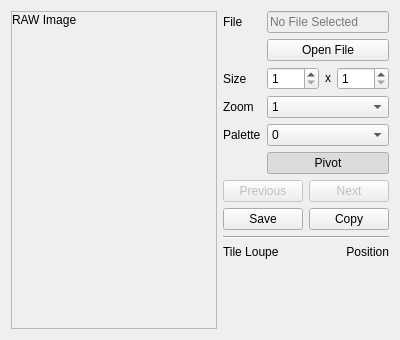
Old version of the form qt/tabraw.ui in the repository Lupinzar/gssex.
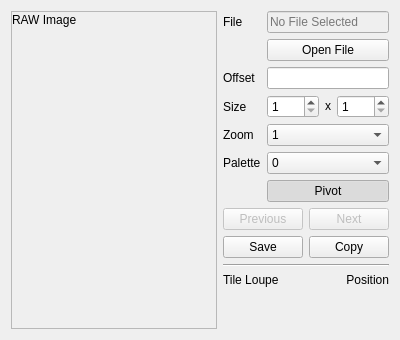
New version of the form. Icons and pictures are not drawn. Custom widgets are drawn as their Qt base class.

Commit message: Missing offset field

Patch:
```diff
--- a/qt/tabraw.ui
+++ b/qt/tabraw.ui
@@ -88,38 +88,14 @@
          </property>
         </widget>
        </item>
-       <item row="3" column="1">
-        <widget class="QComboBox" name="zoom_combo">
-         <item>
-          <property name="text">
-           <string>1</string>
-          </property>
-         </item>
-         <item>
-          <property name="text">
-           <string>2</string>
-          </property>
-         </item>
-         <item>
-          <property name="text">
-           <string>4</string>
-          </property>
-         </item>
-         <item>
-          <property name="text">
-           <string>8</string>
-          </property>
-         </item>
-        </widget>
-       </item>
        <item row="3" column="0">
-        <widget class="QLabel" name="_zoom_label">
+        <widget class="QLabel" name="_size_label">
          <property name="text">
-          <string>Zoom</string>
+          <string>Size</string>
          </property>
         </widget>
        </item>
-       <item row="2" column="1">
+       <item row="3" column="1">
         <layout class="QHBoxLayout" name="horizontalLayout">
          <item>
           <widget class="QSpinBox" name="width_spin">
@@ -150,38 +126,38 @@
          </item>
         </layout>
        </item>
-       <item row="2" column="0">
-        <widget class="QLabel" name="_size_label">
-         <property name="text">
-          <string>Size</string>
-         </property>
-        </widget>
-       </item>
-       <item row="4" column="1">
-        <widget class="QComboBox" name="pal_combo">
-         <item>
-          <property name="text">
-           <string>0</string>
-          </property>
-         </item>
-         <item>
-          <property name="text">
-           <string>1</string>
-          </property>
-         </item>
-         <item>
-          <property name="text">
-           <string>2</string>
-          </property>
-         </item>
-         <item>
-          <property name="text">
-           <string>3</string>
-          </property>
-         </item>
-        </widget>
-       </item>
        <item row="4" column="0">
+        <widget class="QLabel" name="_zoom_label">
+         <property name="text">
+          <string>Zoom</string>
+         </property>
+        </widget>
+       </item>
+       <item row="4" column="1">
+        <widget class="QComboBox" name="zoom_combo">
+         <item>
+          <property name="text">
+           <string>1</string>
+          </property>
+         </item>
+         <item>
+          <property name="text">
+           <string>2</string>
+          </property>
+         </item>
+         <item>
+          <property name="text">
+           <string>4</string>
+          </property>
+         </item>
+         <item>
+          <property name="text">
+           <string>8</string>
+          </property>
+         </item>
+        </widget>
+       </item>
+       <item row="5" column="0">
         <widget class="QLabel" name="_pal_label">
          <property name="text">
           <string>Palette</string>
@@ -189,6 +165,30 @@
         </widget>
        </item>
        <item row="5" column="1">
+        <widget class="QComboBox" name="pal_combo">
+         <item>
+          <property name="text">
+           <string>0</string>
+          </property>
+         </item>
+         <item>
+          <property name="text">
+           <string>1</string>
+          </property>
+         </item>
+         <item>
+          <property name="text">
+           <string>2</string>
+          </property>
+         </item>
+         <item>
+          <property name="text">
+           <string>3</string>
+          </property>
+         </item>
+        </widget>
+       </item>
+       <item row="6" column="1">
         <widget class="QPushButton" name="pivot_button">
          <property name="text">
           <string>Pivot</string>
@@ -204,6 +204,23 @@
          </property>
         </widget>
        </item>
+       <item row="2" column="0">
+        <widget class="QLabel" name="_offset_label">
+         <property name="text">
+          <string>Offset</string>
+         </property>
+        </widget>
+       </item>
+       <item row="2" column="1">
+        <widget class="QLineEdit" name="offset_line">
+         <property name="sizePolicy">
+          <sizepolicy hsizetype="Minimum" vsizetype="Fixed">
+           <horstretch>0</horstretch>
+           <verstretch>0</verstretch>
+          </sizepolicy>
+         </property>
+        </widget>
+       </item>
       </layout>
      </item>
      <item>
```
The commit also changes 1 other file.
